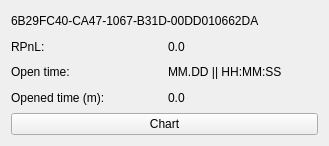
Above: frontend/PositionResultView.ui from 84k491/crypto_cpp before the change. Below: the same form after it.
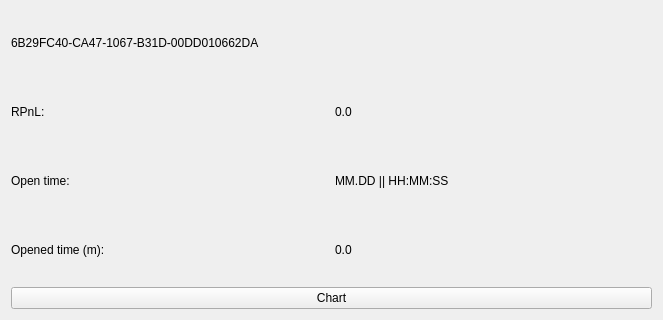
That is the form after the change.

What changed in the file:
```diff
--- a/frontend/PositionResultView.ui
+++ b/frontend/PositionResultView.ui
@@ -6,8 +6,8 @@
    <rect>
     <x>0</x>
     <y>0</y>
-    <width>329</width>
-    <height>146</height>
+    <width>663</width>
+    <height>320</height>
    </rect>
   </property>
   <property name="windowTitle">
```
Left out of the diff: 2 changed lines with no effect on the pictures.
